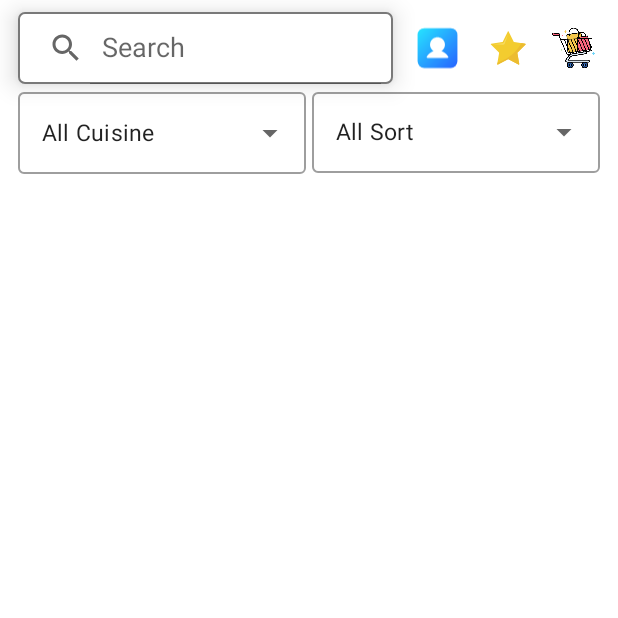
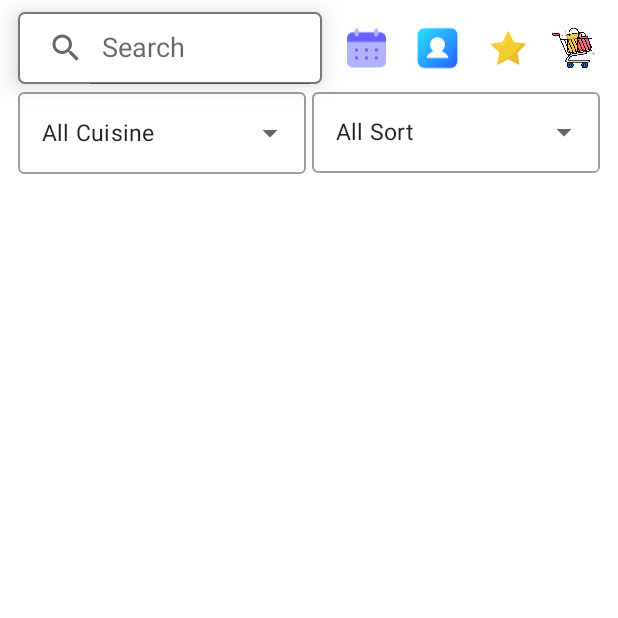
Before and after one commit to bharat1320/Recipee, an Android app: the fragment HomeFragment placed in its activity, on a phone screen of 412 x 824 dp, the top half of it. Run offline under Robolectric (Android 15) with nearby library versions, the light colour scheme and no system bars; our stand-ins replace Dagger/Hilt's generated code, paging; pictures from the network do not load.

Commit message:
-> Added Paging Loader in HomeFragment.kt -> Added MealPlanningFragment.kt
TODO :-
-> Complete Meal Planning functionality

```diff
--- a/app/src/main/java/com/project/recipee/ui/home/HomeFragment.kt
+++ b/app/src/main/java/com/project/recipee/ui/home/HomeFragment.kt
@@ -20,6 +20,8 @@ import com.project.recipee.ui.cart.CartFragment
 import com.project.recipee.ui.favourites.FavouritesFragment
 import com.project.recipee.ui.home.adapters.HomeRvItemClicked
 import com.project.recipee.ui.home.adapters.HomeRvPagingAdapter
+import com.project.recipee.ui.home.adapters.LoaderAdapter
+import com.project.recipee.ui.mealPlanner.MealPlanningFragment
 import com.project.recipee.ui.recipeDetail.RecipeDetailFragment
 import com.project.recipee.ui.register.RegisterFragment
 import com.project.recipee.viewModel.MainViewModel
@@ -108,10 +110,17 @@ class HomeFragment : Fragment(), HomeRvItemClicked {
 //            }
 //        }
         adapter = HomeRvPagingAdapter(requireContext(),binding.homeNewsRv,this)
-        binding.homeNewsRv.adapter = adapter
+        binding.homeNewsRv.adapter = adapter.withLoadStateHeaderAndFooter(
+            LoaderAdapter(),
+            LoaderAdapter()
+        )
     }
 
     fun listener() {
+
+        binding.homeCalendar.setOnClickListener {
+            mainViewModel.callFragment(MealPlanningFragment(),Bundle())
+        }
 
         binding.homeAccount.setOnClickListener {
             mainViewModel.callFragment(RegisterFragment(),Bundle())
--- /dev/null
+++ b/app/src/main/res/drawable/ic_calendar.xml
@@ -0,0 +1,33 @@
+<vector xmlns:android="http://schemas.android.com/apk/res/android"
+    android:width="24dp"
+    android:height="24dp"
+    android:viewportWidth="24"
+    android:viewportHeight="24">
+  <path
+      android:pathData="M7,6a1,1 0,0 1,-1 -1L6,3a1,1 0,0 1,2 0v2a1,1 0,0 1,-0.999 1L7,6zM17,6a1,1 0,0 1,-1 -1L16,3a1,1 0,0 1,2 0v2a1,1 0,0 1,-0.999 1L17,6z"
+      android:fillColor="#b2b1ff"/>
+  <path
+      android:pathData="M19,4h-1v1a1,1 0,0 1,-2 0V4H8v1a1,1 0,0 1,-2 0V4H5a3,3 0,0 0,-3 3v2h20V7a3,3 0,0 0,-3 -3z"
+      android:fillColor="#6563ff"/>
+  <path
+      android:pathData="M7,13m-1,0a1,1 0,1 1,2 0a1,1 0,1 1,-2 0"
+      android:fillColor="#6563ff"/>
+  <path
+      android:pathData="M7,17m-1,0a1,1 0,1 1,2 0a1,1 0,1 1,-2 0"
+      android:fillColor="#6563ff"/>
+  <path
+      android:pathData="M12,13m-1,0a1,1 0,1 1,2 0a1,1 0,1 1,-2 0"
+      android:fillColor="#6563ff"/>
+  <path
+      android:pathData="M12,17m-1,0a1,1 0,1 1,2 0a1,1 0,1 1,-2 0"
+      android:fillColor="#6563ff"/>
+  <path
+      android:pathData="M17,13m-1,0a1,1 0,1 1,2 0a1,1 0,1 1,-2 0"
+      android:fillColor="#6563ff"/>
+  <path
+      android:pathData="M17,17m-1,0a1,1 0,1 1,2 0a1,1 0,1 1,-2 0"
+      android:fillColor="#6563ff"/>
+  <path
+      android:pathData="M2,9v10a3,3 0,0 0,3 3h14a3,3 0,0 0,3 -3L22,9L2,9zM7,18a1,1 0,1 1,0 -2,1 1,0 0,1 0,2zM7,14a1,1 0,1 1,0 -2,1 1,0 0,1 0,2zM12,18a1,1 0,1 1,0 -2,1 1,0 0,1 0,2zM12,14a1,1 0,1 1,0 -2,1 1,0 0,1 0,2zM17,18a1,1 0,1 1,0 -2,1 1,0 0,1 0,2zM17,14a1,1 0,1 1,0 -2,1 1,0 0,1 0,2z"
+      android:fillColor="#b2b1ff"/>
+</vector>
--- a/app/src/main/res/layout/fragment_home.xml
+++ b/app/src/main/res/layout/fragment_home.xml
@@ -43,6 +43,17 @@
             app:layout_constraintEnd_toStartOf="@+id/home_shopping_bookmark"
             app:layout_constraintTop_toTopOf="@+id/searchView" />
 
+        <ImageView
+            android:id="@+id/home_calendar"
+            android:layout_width="35dp"
+            android:layout_height="0dp"
+            android:layout_marginHorizontal="@dimen/border_margin"
+            android:src="@drawable/ic_calendar"
+            android:padding="@dimen/dp_2"
+            app:layout_constraintBottom_toBottomOf="@+id/searchView"
+            app:layout_constraintEnd_toStartOf="@+id/home_account"
+            app:layout_constraintTop_toTopOf="@+id/searchView" />
+
         <androidx.appcompat.widget.SearchView
             android:id="@+id/searchView"
             android:layout_width="0dp"
@@ -53,7 +64,7 @@
             android:background="@drawable/background_search_view"
             android:elevation="10dp"
             app:iconifiedByDefault="false"
-            app:layout_constraintEnd_toStartOf="@+id/home_account"
+            app:layout_constraintEnd_toStartOf="@+id/home_calendar"
             app:layout_constraintStart_toStartOf="parent"
             app:layout_constraintTop_toTopOf="parent"
             app:queryHint="Search" />
```
Also changed, not shown: app/src/main/java/com/project/recipee/ui/home/adapters/LoaderAdapter.kt (added, +30 -0 lines), app/src/main/java/com/project/recipee/ui/mealPlanner/MealPlanningFragment.kt (added, +54 -0 lines), app/src/main/res/layout/custom_loader.xml (added, +15 -0 lines), app/src/main/res/layout/fragment_meal_planning.xml (added, +13 -0 lines).
